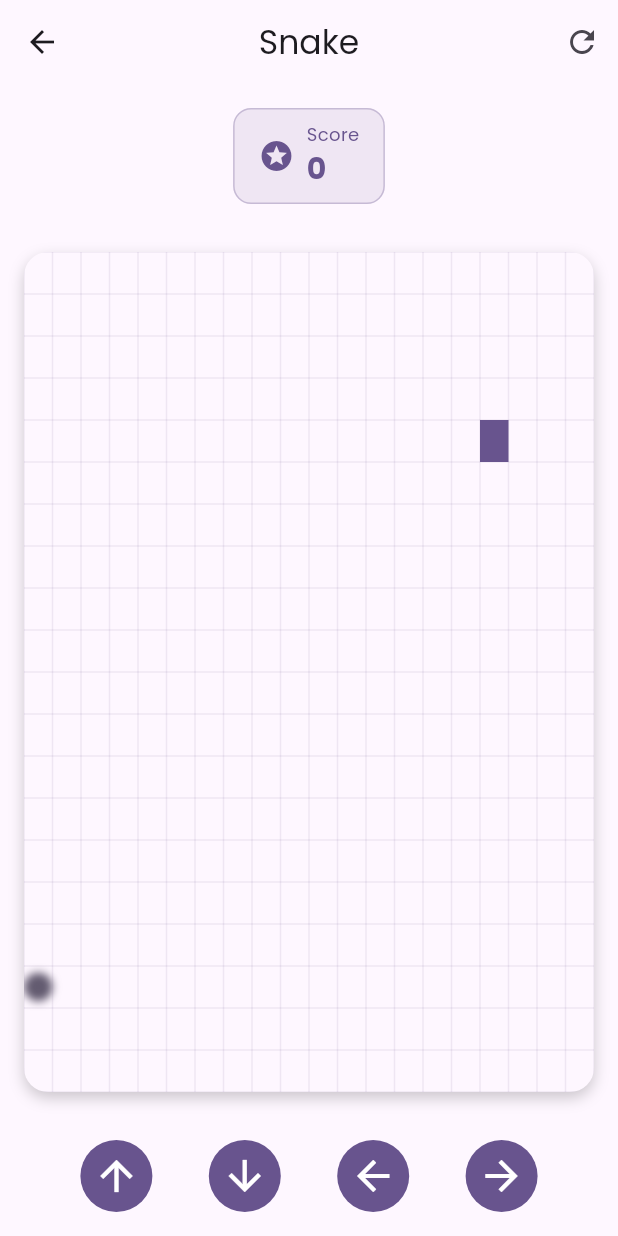
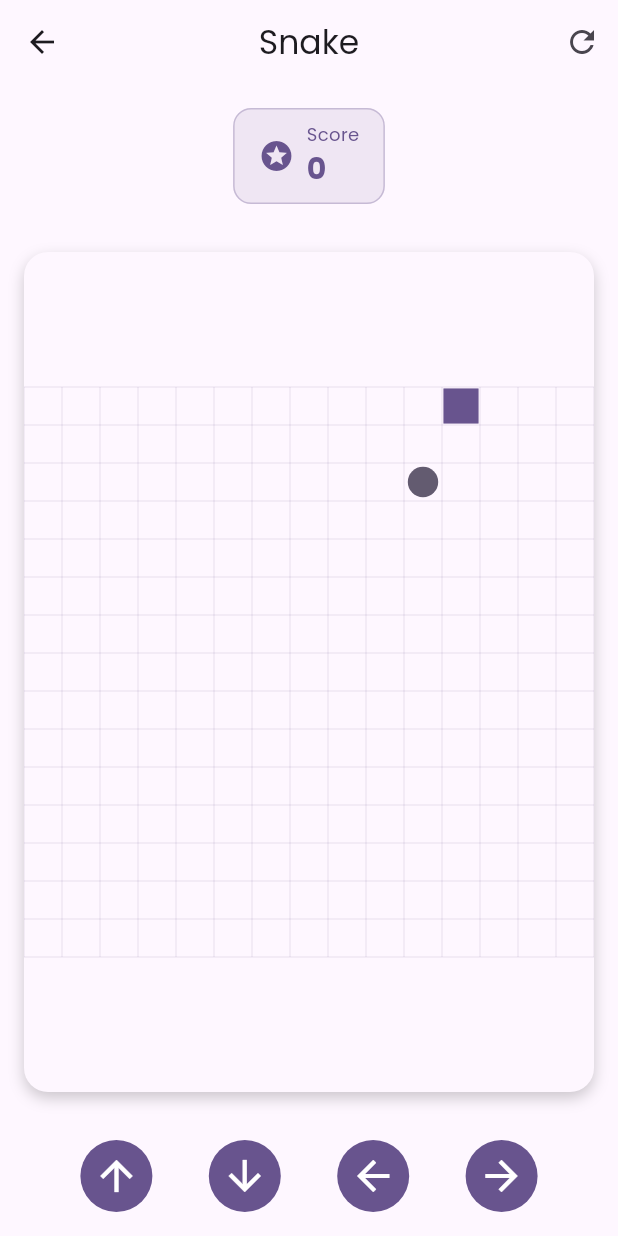
Before and after one commit to siva-I/offline_games_hub, a Flutter app: the SnakeScreen screen opened directly, after a tap on the "arrow upward" icon, on a phone screen of 412 x 824 dp. Run offline on Flutter 3.47's test engine with Material 3 defaults, Android fonts, the phone set to English and light mode, and no system bars; our stand-ins replace google_fonts, shared_preferences; missing offline and left inert: shared_preferences.dart; accounts and stored records are empty.

Commit message:
game logo and snake grid fix

```diff
--- a/lib/features/games/models/snake_game.dart
+++ b/lib/features/games/models/snake_game.dart
@@ -53,8 +53,8 @@ class SnakeGame extends ChangeNotifier implements BaseGame {
   @override
   final Duration estimatedDuration;
 
-  static const int gridSize = 20;
-  static const initialSpeed = 300; // Slower initial speed (was 200)
+  static const int gridSize = 15; // Reduced grid size for more square appearance
+  static const initialSpeed = 400; // Slower initial speed for better control
 
   List<Position> snake = [];
   Position? food;
@@ -63,7 +63,6 @@ class SnakeGame extends ChangeNotifier implements BaseGame {
   Timer? gameTimer;
   int score = 0;
   int speed = initialSpeed;
-  bool isMoving = false; // Track if snake is currently moving
   Position? nextPosition; // Store the next position for animation
 
   SnakeGame({
@@ -150,7 +149,7 @@ class SnakeGame extends ChangeNotifier implements BaseGame {
   }
 
   void moveSnake() {
-    if (isGameOver || isMoving) return;
+    if (isGameOver) return;
 
     final head = snake.first;
     final newHead = head.translate(direction);
@@ -161,38 +160,31 @@ class SnakeGame extends ChangeNotifier implements BaseGame {
       return;
     }
 
-    // Check for self collision
-    if (snake.contains(newHead)) {
+    // Check for self collision (excluding the tail since it will move)
+    for (int i = 0; i < snake.length - 1; i++) {
+      if (snake[i] == newHead) {
         gameOver();
         return;
       }
+    }
 
-    isMoving = true;
     nextPosition = newHead;
-
-    // Animate the movement
-    Timer(const Duration(milliseconds: 50), () {
-      if (isGameOver) return;
-
-      snake.insert(0, nextPosition!);
-      nextPosition = null;
+    snake.insert(0, newHead);
 
     // Check if food is eaten
     if (snake.first == food) {
       score += 10;
       spawnFood();
-        // Increase speed every 100 points (was 50)
-        if (score % 100 == 0) {
-          speed = max(100, speed - 10); // Slower speed increase (was 50ms and -20)
+      // Increase speed every 50 points, but more gradually
+      if (score % 50 == 0) {
+        speed = max(200, speed - 10); // Slower speed increase
         restartTimer();
       }
     } else {
       snake.removeLast();
     }
 
-      isMoving = false;
     notifyListeners();
-    });
   }
 
   void restartTimer() {
--- a/lib/features/games/screens/snake_screen.dart
+++ b/lib/features/games/screens/snake_screen.dart
@@ -29,6 +29,30 @@ class _SnakeScreenState extends State<SnakeScreen> {
     super.dispose();
   }
 
+  Future<bool> _onWillPop() async {
+    if (game.isGameOver) return true;
+
+    final shouldPop = await showDialog<bool>(
+      context: context,
+      builder: (context) => AlertDialog(
+        title: const Text('Leave Game?'),
+        content: const Text('Are you sure you want to leave? Your progress will be lost.'),
+        actions: [
+          TextButton(
+            onPressed: () => Navigator.of(context).pop(false),
+            child: const Text('Stay'),
+          ),
+          TextButton(
+            onPressed: () => Navigator.of(context).pop(true),
+            child: const Text('Leave'),
+          ),
+        ],
+      ),
+    );
+
+    return shouldPop ?? false;
+  }
+
   void _handleKeyEvent(RawKeyEvent event) {
     if (event is RawKeyDownEvent) {
       switch (event.logicalKey) {
@@ -56,7 +80,9 @@ class _SnakeScreenState extends State<SnakeScreen> {
 
   @override
   Widget build(BuildContext context) {
-    return Scaffold(
+    return WillPopScope(
+      onWillPop: _onWillPop,
+      child: Scaffold(
         appBar: AppBar(
           title: const Text('Snake'),
           actions: [
@@ -201,6 +227,7 @@ class _SnakeScreenState extends State<SnakeScreen> {
             ],
           ),
         ),
+      ),
     );
   }
 
@@ -232,8 +259,12 @@ class SnakeGamePainter extends CustomPainter {
 
   @override
   void paint(Canvas canvas, Size size) {
-    final cellWidth = size.width / gridSize;
-    final cellHeight = size.height / gridSize;
+    // Calculate cell size to ensure square grid
+    final cellSize = min(size.width, size.height) / gridSize;
+
+    // Center the grid
+    final offsetX = (size.width - cellSize * gridSize) / 2;
+    final offsetY = (size.height - cellSize * gridSize) / 2;
 
     // Draw grid lines
     final gridPaint = Paint()
@@ -243,8 +274,8 @@ class SnakeGamePainter extends CustomPainter {
     // Draw vertical lines
     for (int i = 0; i <= gridSize; i++) {
       canvas.drawLine(
-        Offset(i * cellWidth, 0),
-        Offset(i * cellWidth, size.height),
+        Offset(offsetX + i * cellSize, offsetY),
+        Offset(offsetX + i * cellSize, offsetY + cellSize * gridSize),
         gridPaint,
       );
     }
@@ -252,58 +283,65 @@ class SnakeGamePainter extends CustomPainter {
     // Draw horizontal lines
     for (int i = 0; i <= gridSize; i++) {
       canvas.drawLine(
-        Offset(0, i * cellHeight),
-        Offset(size.width, i * cellHeight),
+        Offset(offsetX, offsetY + i * cellSize),
+        Offset(offsetX + cellSize * gridSize, offsetY + i * cellSize),
         gridPaint,
       );
     }
 
-    // Draw snake
-    final paint = Paint()..color = primaryColor;
-    for (final segment in snake) {
-      canvas.drawRect(
-        Rect.fromLTWH(
-          segment.x * cellWidth,
-          segment.y * cellHeight,
-          cellWidth,
-          cellHeight,
+    // Draw food
+    if (food != null) {
+      final foodPaint = Paint()
+        ..color = secondaryColor
+        ..style = PaintingStyle.fill;
+
+      canvas.drawCircle(
+        Offset(
+          offsetX + (food!.x + 0.5) * cellSize,
+          offsetY + (food!.y + 0.5) * cellSize,
         ),
-        paint,
+        cellSize * 0.4,
+        foodPaint,
       );
     }
 
-    // Draw next position with a different color
-    if (nextPosition != null) {
-      final nextPaint = Paint()..color = primaryColor.withOpacity(0.5);
+    // Draw snake
+    final snakePaint = Paint()
+      ..color = primaryColor
+      ..style = PaintingStyle.fill;
+
+    for (var position in snake) {
       canvas.drawRect(
         Rect.fromLTWH(
-          nextPosition!.x * cellWidth,
-          nextPosition!.y * cellHeight,
-          cellWidth,
-          cellHeight,
+          offsetX + position.x * cellSize + 1,
+          offsetY + position.y * cellSize + 1,
+          cellSize - 2,
+          cellSize - 2,
         ),
-        nextPaint,
+        snakePaint,
       );
     }
 
-    // Draw food with a glowing effect
-    if (food != null) {
-      final foodPaint = Paint()
-        ..color = secondaryColor
-        ..maskFilter = const MaskFilter.blur(BlurStyle.normal, 3);
-      canvas.drawCircle(
-        Offset(
-          (food!.x * cellWidth) + (cellWidth / 2),
-          (food!.y * cellHeight) + (cellHeight / 2),
+    // Draw next position preview
+    if (nextPosition != null) {
+      final previewPaint = Paint()
+        ..color = primaryColor.withOpacity(0.3)
+        ..style = PaintingStyle.fill;
+
+      canvas.drawRect(
+        Rect.fromLTWH(
+          offsetX + nextPosition!.x * cellSize + 1,
+          offsetY + nextPosition!.y * cellSize + 1,
+          cellSize - 2,
+          cellSize - 2,
         ),
-        min(cellWidth, cellHeight) / 2,
-        foodPaint,
+        previewPaint,
       );
     }
   }
 
   @override
-  bool shouldRepaint(covariant SnakeGamePainter oldDelegate) {
+  bool shouldRepaint(SnakeGamePainter oldDelegate) {
     return snake != oldDelegate.snake ||
         food != oldDelegate.food ||
         nextPosition != oldDelegate.nextPosition;
```
Also changed, not shown: pubspec.yaml (+16 -9 lines), assets/images/logo.png (added), pubspec.lock, 36 other files. Lines whose indentation alone changed are shown as unchanged.
